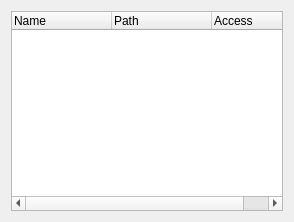
Before: the Qt Designer form vbox/src/VBox/Frontends/VirtualBox/ui/VBoxVMSettingsSF.ui in jljuxgm/vboxgit, drawn with Qt 5.
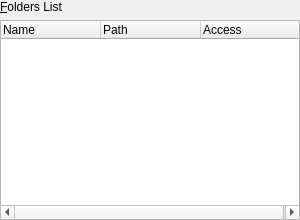
After: the same form once the commit is applied. Custom widgets are drawn as their Qt base class.

Commit message:
commit_24055 ------------------------------------------------------------------------ r24055 | vboxsync | 2009-10-24 11:55:47 +0800 (Sat, 24 Oct 2009) | 1 line
FE/Qt4: VM Settings: Shared Folders Page: columns size-hint issue fixed, code restyled according GUI coding-style.
------------------------------------------------------------------------

```diff
--- a/vbox/src/VBox/Frontends/VirtualBox/ui/VBoxVMSettingsSF.ui
+++ b/vbox/src/VBox/Frontends/VirtualBox/ui/VBoxVMSettingsSF.ui
@@ -17,40 +17,40 @@
  additional information or have any questions.
  </comment>
  <class>VBoxVMSettingsSF</class>
- <widget class="QWidget" name="VBoxVMSettingsSF" >
-  <property name="geometry" >
+ <widget class="QWidget" name="VBoxVMSettingsSF">
+  <property name="geometry">
    <rect>
     <x>0</x>
     <y>0</y>
-    <width>294</width>
-    <height>218</height>
+    <width>300</width>
+    <height>220</height>
    </rect>
   </property>
-  <property name="sizePolicy" >
-   <sizepolicy vsizetype="Expanding" hsizetype="Expanding" >
-    <horstretch>0</horstretch>
-    <verstretch>0</verstretch>
-   </sizepolicy>
-  </property>
-  <layout class="QGridLayout" >
-   <item row="0" column="0" >
-    <widget class="QWidget" native="1" name="mGbSharedFolders" >
-     <layout class="QHBoxLayout" >
-      <property name="leftMargin" >
+  <layout class="QVBoxLayout">
+   <property name="margin">
        <number>0</number>
       </property>
-      <property name="topMargin" >
-       <number>0</number>
-      </property>
-      <property name="rightMargin" >
+   <item>
+    <widget class="QILabelSeparator" native="1" name="mNameSeparator">
+     <property name="text">
+      <string>&amp;Folders List</string>
+     </property>
+     <property name="buddy">
+      <cstring>mTwFolders</cstring>
+     </property>
+    </widget>
+   </item>
+   <item>
+    <layout class="QHBoxLayout" name="mLtFolders">
+     <property name="margin">
        <number>0</number>
       </property>
-      <property name="bottomMargin" >
+     <property name="spacing">
        <number>0</number>
       </property>
       <item>
-       <widget class="QTreeWidget" name="mTreeView" >
-        <property name="minimumSize" >
+      <widget class="QTreeWidget" name="mTwFolders">
+       <property name="minimumSize">
          <size>
           <width>0</width>
           <height>200</height>
@@ -85,15 +85,27 @@
         </column>
        </widget>
       </item>
-     </layout>
-    </widget>
+     <item>
+      <widget class="VBoxToolBar" native="1" name="mTbFolders"/>
+     </item>
+    </layout>
    </item>
   </layout>
  </widget>
- <layoutdefault spacing="6" margin="11" />
- <includes>
-  <include location="local" >VBoxGlobal.h</include>
- </includes>
+ <customwidgets>
+  <customwidget>
+   <class>QILabelSeparator</class>
+   <extends>QLabel</extends>
+   <header>QILabelSeparator.h</header>
+   <container>1</container>
+  </customwidget>
+  <customwidget>
+   <class>VBoxToolBar</class>
+   <extends>QWidget</extends>
+   <header>VBoxToolBar.h</header>
+   <container>1</container>
+  </customwidget>
+ </customwidgets>
  <resources/>
  <connections/>
 </ui>
```
Left out of the diff: 18 changed lines with no effect on the pictures. Lines whose indentation alone changed are shown as unchanged. The commit also changes 2 other files.
